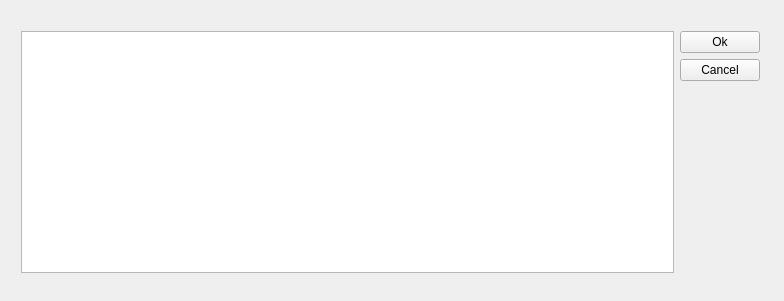
Before: the Qt Designer form QtGuiApplication1/qtguiapplication1.ui in pth68/QtTest, drawn with Qt 5.
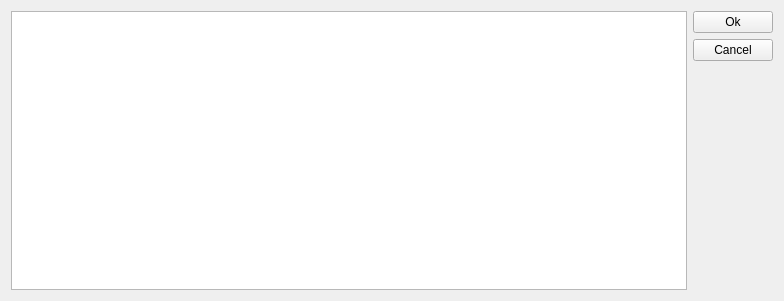
After: the same form once the commit is applied.

Diff of the .ui file:
```diff
--- a/QtGuiApplication1/qtguiapplication1.ui
+++ b/QtGuiApplication1/qtguiapplication1.ui
@@ -13,15 +13,8 @@
   <property name="windowTitle">
    <string>QtGuiApplication1</string>
   </property>
-  <widget class="QWidget" name="layoutWidget">
-   <property name="geometry">
-    <rect>
-     <x>10</x>
-     <y>20</y>
-     <width>761</width>
-     <height>264</height>
-    </rect>
-   </property>
+  <layout class="QHBoxLayout" name="horizontalLayout">
+   <item>
    <layout class="QGridLayout" name="gridLayout">
     <item row="0" column="0">
      <widget class="QListWidget" name="myList"/>
@@ -58,7 +51,8 @@
      </layout>
     </item>
    </layout>
-  </widget>
+   </item>
+  </layout>
  </widget>
  <layoutdefault spacing="6" margin="11"/>
  <resources>
```
Lines whose indentation alone changed are shown as unchanged.
